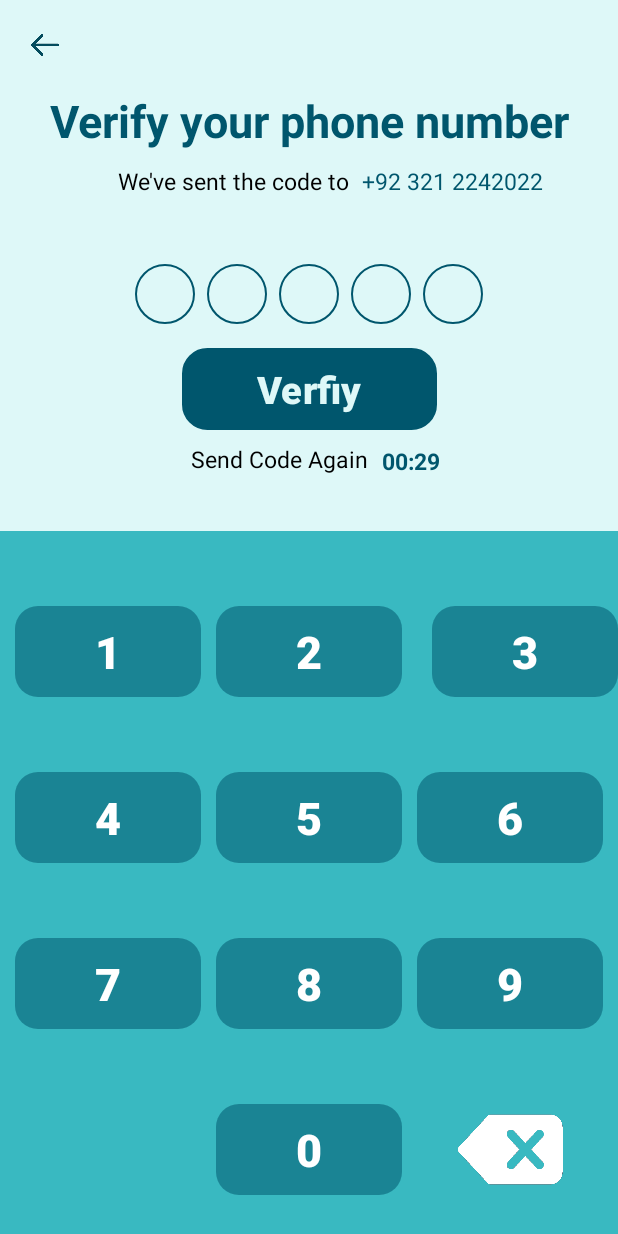
After one commit to Arham331/i210441, an Android app: the MainActivity4 screen opened directly, with no data from a screen before it, on a phone screen of 412 x 824 dp. The commit adds this screen. Run offline under Robolectric (Android 15) with nearby library versions, the phone set to English and light mode, and no system bars.

Commit message:
4th Commit
I was able to get the verification Page working.

```diff
--- a/app/src/main/AndroidManifest.xml
+++ b/app/src/main/AndroidManifest.xml
@@ -12,6 +12,12 @@
         android:supportsRtl="true"
         android:theme="@style/Theme.I210441"
         tools:targetApi="31">
+        <activity
+            android:name=".MainActivity5"
+            android:exported="false" />
+        <activity
+            android:name=".MainActivity4"
+            android:exported="false" />
         <activity
             android:name=".MainActivity3"
             android:exported="false" />
--- a/app/src/main/java/com/arhammalik/i210441/MainActivity3.kt
+++ b/app/src/main/java/com/arhammalik/i210441/MainActivity3.kt
@@ -25,7 +25,13 @@ class MainActivity3 : AppCompatActivity()
 
     fun LoginButton(view: View)
     {
-
+        handler = Handler()
+        handler.postDelayed(
+            {
+                val intent = Intent(this@MainActivity3, MainActivity4::class.java)
+                startActivity(intent)
+                finish()
+            }, 0)
     }
 
     fun BackToLoginPage(view: View)
--- /dev/null
+++ b/app/src/main/java/com/arhammalik/i210441/MainActivity4.kt
@@ -0,0 +1,133 @@
+package com.arhammalik.i210441
+
+import android.content.Intent
+import android.os.Bundle
+import android.os.CountDownTimer
+import android.os.Handler
+import android.view.View
+import android.widget.Button
+import android.widget.TextView
+import androidx.appcompat.app.AppCompatActivity
+import java.util.Locale
+import android.widget.ImageView
+
+
+class MainActivity4 : AppCompatActivity()
+{
+    private lateinit var handler: Handler
+    private var countDownTimer: CountDownTimer? = null
+    private var timerTextView: TextView? = null
+    private var timeLeftInMillis: Long = 30000 // 30 seconds
+    private lateinit var noCircles: Array<ImageView>
+    private var index = 0
+
+    override fun onCreate(savedInstanceState: Bundle?)
+    {
+        super.onCreate(savedInstanceState)
+        setContentView(R.layout.activity_main4)
+
+        //Timer
+        timerTextView = findViewById(R.id.timerTextView);
+        startTimer();
+
+        //stuff that appears in those small circles
+        noCircles = arrayOf( findViewById(R.id.C1), findViewById(R.id.C2), findViewById(R.id.C3), findViewById(R.id.C4), findViewById(R.id.C5)
+        )
+
+        findViewById<Button>(R.id.button0).setOnClickListener { updateNumber("0") }
+        findViewById<Button>(R.id.button1).setOnClickListener { updateNumber("1") }
+        findViewById<Button>(R.id.button2).setOnClickListener { updateNumber("2") }
+        findViewById<Button>(R.id.button3).setOnClickListener { updateNumber("3") }
+        findViewById<Button>(R.id.button4).setOnClickListener { updateNumber("4") }
+        findViewById<Button>(R.id.button5).setOnClickListener { updateNumber("5") }
+        findViewById<Button>(R.id.button6).setOnClickListener { updateNumber("6") }
+        findViewById<Button>(R.id.button7).setOnClickListener { updateNumber("7") }
+        findViewById<Button>(R.id.button8).setOnClickListener { updateNumber("8") }
+        findViewById<Button>(R.id.button9).setOnClickListener { updateNumber("9") }
+        findViewById<ImageView>(R.id.delete).setOnClickListener { deleteNumber() }
+    }
+
+    private fun updateNumber(n: String)
+    {
+        if(index < noCircles.size)
+        {
+            noCircles[index].setImageResource(getNumberDrawable(n))
+            index += 1
+        }
+    }
+
+    private fun deleteNumber()
+    {
+        if(index > 0)
+        {
+            index -= 1;
+            noCircles[index].setImageResource(R.drawable.circle_empty)
+        }
+    }
+
+    private fun getNumberDrawable(n: String): Int
+    {
+        return when (n)
+        {
+            "0" -> R.drawable.number_0
+            "1" -> R.drawable.number_0
+            "2" -> R.drawable.number_0
+            "3" -> R.drawable.number_0
+            "4" -> R.drawable.number_0
+            "5" -> R.drawable.number_0
+            "6" -> R.drawable.number_0
+            "7" -> R.drawable.number_0
+            "8" -> R.drawable.number_0
+            "9" -> R.drawable.number_0
+            else -> R.drawable.circle_empty
+        }
+    }
+
+    private fun startTimer()
+    {
+        countDownTimer = object : CountDownTimer(timeLeftInMillis, 1000) {
+            override fun onTick(millisUntilFinished: Long) {
+                timeLeftInMillis = millisUntilFinished
+                updateCountdownText()
+            }
+
+            override fun onFinish()
+            {
+                // Timer expires, restart the timer
+                timeLeftInMillis = 30000 // Reset time to 30 seconds
+                startTimer() // Restart the timer
+            }
+        }.start()
+    }
+
+    private fun updateCountdownText()
+    {
+        val seconds = (timeLeftInMillis / 1000).toInt() % 60
+        val minutes = (timeLeftInMillis / (1000 * 60) % 60).toInt()
+        val timeFormatted = String.format(Locale.getDefault(), "%02d:%02d", minutes, seconds)
+        timerTextView!!.text = timeFormatted
+    }
+
+
+    fun GoToDashboard(view: View)
+    {
+        handler = Handler()
+        handler.postDelayed(
+            {
+                val intent = Intent(this@MainActivity4, MainActivity5::class.java)
+                startActivity(intent)
+                finish()
+            }, 0)
+    }
+
+    fun ToRegistratioPage(view: View)
+    {
+        handler = Handler()
+        handler.postDelayed(
+            {
+                val intent = Intent(this@MainActivity4, MainActivity3::class.java)
+                startActivity(intent)
+                finish()
+            }, 0)
+    }
+}
--- /dev/null
+++ b/app/src/main/java/com/arhammalik/i210441/MainActivity5.kt
@@ -0,0 +1,11 @@
+package com.arhammalik.i210441
+
+import androidx.appcompat.app.AppCompatActivity
+import android.os.Bundle
+
+class MainActivity5 : AppCompatActivity() {
+    override fun onCreate(savedInstanceState: Bundle?) {
+        super.onCreate(savedInstanceState)
+        setContentView(R.layout.activity_main5)
+    }
+}
--- /dev/null
+++ b/app/src/main/res/drawable/button_outline.xml
@@ -0,0 +1,9 @@
+<!-- res/drawable/button_outline.xml -->
+<shape xmlns:android="http://schemas.android.com/apk/res/android"
+    android:shape="rectangle">
+    <solid android:color="@color/Dark" />
+    <stroke
+        android:width="2dp"
+    android:color="@color/Dark" />
+    <corners android:radius="16dp" />
+</shape>
--- /dev/null
+++ b/app/src/main/res/drawable/circle_empty.xml
@@ -0,0 +1,10 @@
+<shape xmlns:android="http://schemas.android.com/apk/res/android"
+    android:shape="oval">
+    <solid android:color="@android:color/transparent" /> <!-- Transparent color for the circle -->
+    <stroke
+        android:width=".25dp"
+    android:color="@color/Dark" />
+    <size
+        android:width="20dp"
+    android:height="20dp" />
+</shape>
--- /dev/null
+++ b/app/src/main/res/drawable/keypad_style.xml
@@ -0,0 +1,5 @@
+<shape xmlns:android="http://schemas.android.com/apk/res/android"
+    android:shape="rectangle">
+    <corners android:radius="15dp" />
+    <solid android:color="#88FFFFFF" />
+</shape>
--- /dev/null
+++ b/app/src/main/res/drawable/number_0.xml
@@ -0,0 +1,4 @@
+<shape xmlns:android="http://schemas.android.com/apk/res/android"
+    android:shape="oval">
+    <solid android:color="@color/Dark" />
+</shape>
--- /dev/null
+++ b/app/src/main/res/layout/activity_main4.xml
@@ -0,0 +1,308 @@
+<?xml version="1.0" encoding="utf-8"?>
+<androidx.constraintlayout.widget.ConstraintLayout xmlns:android="http://schemas.android.com/apk/res/android"
+    xmlns:app="http://schemas.android.com/apk/res-auto"
+    xmlns:tools="http://schemas.android.com/tools"
+    android:layout_width="match_parent"
+    android:layout_height="match_parent"
+    tools:context=".MainActivity4"
+    android:background="@color/BackColor">
+
+    <ImageView
+        android:id="@+id/imageView2"
+        android:layout_width="20dp"
+        android:layout_height="20dp"
+        android:layout_marginLeft="20dp"
+        android:layout_marginTop="20dp"
+        android:onClick="ToRegistratioPage"
+        android:src="@drawable/backarrow"
+        app:layout_constraintStart_toStartOf="parent"
+        app:layout_constraintTop_toTopOf="parent" />
+
+    <TextView
+        android:id="@+id/textView5"
+        android:layout_width="wrap_content"
+        android:layout_height="50dp"
+        android:layout_marginTop="60dp"
+        android:text="Verify your phone number"
+        android:textColor="@color/Dark"
+        android:textSize="30sp"
+        android:textStyle="bold"
+        app:layout_constraintEnd_toEndOf="parent"
+        app:layout_constraintStart_toStartOf="parent"
+        app:layout_constraintTop_toTopOf="parent" />
+
+    <TextView
+        android:layout_width="wrap_content"
+        android:layout_height="50dp"
+        android:layout_marginTop="110dp"
+        android:layout_marginLeft="70dp"
+        android:text="We've sent the code to"
+        android:textColor="@color/black"
+        android:textSize="15sp"
+        app:layout_constraintEnd_toStartOf="@+id/textView4"
+        app:layout_constraintStart_toStartOf="parent"
+        app:layout_constraintTop_toTopOf="parent" />
+
+    <TextView
+        android:id="@+id/textView4"
+        android:layout_width="wrap_content"
+        android:layout_height="50dp"
+        android:text="+92 321 2242022"
+        android:textColor="@color/Dark"
+        android:textSize="15sp"
+        android:layout_marginTop="110dp"
+        android:layout_marginRight="50dp"
+        app:layout_constraintEnd_toEndOf="parent"
+        app:layout_constraintTop_toTopOf="parent" />
+
+    <LinearLayout
+        android:id="@+id/linearLayout"
+        android:layout_width="wrap_content"
+        android:layout_height="wrap_content"
+        android:layout_marginTop="16dp"
+        android:orientation="horizontal"
+        app:layout_constraintEnd_toEndOf="parent"
+        app:layout_constraintStart_toStartOf="parent"
+        app:layout_constraintTop_toBottomOf="@id/textView4">
+
+        <!-- 5 circles for number display -->
+        <ImageView
+            android:id="@+id/C1"
+            android:layout_width="40dp"
+            android:layout_height="40dp"
+            android:layout_marginEnd="8dp"
+            android:src="@drawable/circle_empty" />
+
+        <ImageView
+            android:id="@+id/C2"
+            android:layout_width="40dp"
+            android:layout_height="40dp"
+            android:layout_marginEnd="8dp"
+            android:src="@drawable/circle_empty" />
+
+        <ImageView
+            android:id="@+id/C3"
+            android:layout_width="40dp"
+            android:layout_height="40dp"
+            android:layout_marginEnd="8dp"
+            android:src="@drawable/circle_empty" />
+
+        <ImageView
+            android:id="@+id/C4"
+            android:layout_width="40dp"
+            android:layout_height="40dp"
+            android:layout_marginEnd="8dp"
+            android:src="@drawable/circle_empty" />
+
+        <ImageView
+            android:id="@+id/C5"
+            android:layout_width="40dp"
+            android:layout_height="40dp"
+            android:src="@drawable/circle_empty" />
+    </LinearLayout>
+
+    <Button
+        android:id="@+id/verfy"
+        android:layout_width="170dp"
+        android:layout_height="wrap_content"
+        android:layout_marginTop="16dp"
+        android:background="@drawable/button_outline"
+        android:onClick="GoToDashboard"
+        android:text="Verfiy"
+        android:textColor="@color/BackColor"
+        android:textSize="25dp"
+        android:textStyle="bold"
+        app:layout_constraintEnd_toEndOf="parent"
+        app:layout_constraintStart_toStartOf="parent"
+        app:layout_constraintTop_toBottomOf="@+id/linearLayout" />
+
+    <TextView
+        android:id="@+id/textView6"
+        android:layout_width="wrap_content"
+        android:layout_height="wrap_content"
+        android:layout_centerInParent="true"
+        android:layout_marginBottom="-30dp"
+        android:layout_marginRight="40dp"
+        android:text="Send Code Again"
+        android:textColor="@android:color/black"
+        android:textSize="15sp"
+        app:layout_constraintBottom_toBottomOf="@+id/verfy"
+        app:layout_constraintEnd_toEndOf="@+id/verfy"
+        app:layout_constraintStart_toStartOf="@+id/verfy" />
+
+    <TextView
+        android:id="@+id/timerTextView"
+        android:layout_width="wrap_content"
+        android:layout_height="wrap_content"
+        android:layout_centerInParent="true"
+        android:layout_marginTop="10dp"
+        android:layout_marginRight="110dp"
+        android:text="00:30"
+        android:textStyle="bold"
+        android:textColor="@color/Dark"
+        android:textSize="15sp"
+        app:layout_constraintEnd_toEndOf="parent"
+        app:layout_constraintStart_toEndOf="@+id/textView6"
+        app:layout_constraintTop_toBottomOf="@+id/verfy" />
+
+    <GridLayout
+        android:id="@+id/gridLayout"
+        android:layout_width="match_parent"
+        android:layout_height="470dp"
+        android:background="@color/DesignColor"
+        android:columnCount="3"
+        android:rowCount="4"
+        app:layout_constraintBottom_toBottomOf="parent"
+        app:layout_constraintEnd_toEndOf="parent"
+        app:layout_constraintStart_toStartOf="parent">
+
+
+        <Button
+            android:id="@+id/button1"
+            android:background="@drawable/keypad_style"
+            android:layout_marginTop="50dp"
+            android:layout_width="0dp"
+            android:layout_marginLeft="10dp"
+            android:layout_marginRight="10dp"
+            android:layout_height="wrap_content"
+            android:textSize="30sp"
+            android:textStyle="bold"
+            android:layout_columnWeight="1"
+            android:text="1" />
+
+        <Button
+            android:id="@+id/button2"
+            android:layout_marginTop="50dp"
+            android:layout_width="0dp"
+            android:layout_marginRight="10dp"
+            android:textSize="30sp"
+            android:background="@drawable/keypad_style"
+            android:textStyle="bold"
+            android:layout_height="wrap_content"
+            android:layout_columnWeight="1"
+            android:text="2" />
+
+        <Button
+            android:id="@+id/button3"
+            android:layout_marginTop="50dp"
+            android:layout_marginLeft="10dp"
+            android:layout_width="0dp"
+            android:layout_height="wrap_content"
+            android:layout_columnWeight="1"
+            android:textSize="30sp"
+            android:textStyle="bold"
+            android:background="@drawable/keypad_style"
+            android:text="3" />
+
+        <Button
+            android:id="@+id/button4"
+            android:background="@drawable/keypad_style"
+            android:layout_marginTop="50dp"
+            android:layout_width="0dp"
+            android:layout_marginLeft="10dp"
+            android:layout_marginRight="10dp"
+            android:layout_height="wrap_content"
+            android:textSize="30sp"
+            android:textStyle="bold"
+            android:layout_columnWeight="1"
+            android:text="4" />
+
+        <Button
+            android:id="@+id/button5"
+            android:layout_marginTop="50dp"
+            android:layout_width="0dp"
+            android:layout_marginRight="10dp"
+            android:textSize="30sp"
+            android:background="@drawable/keypad_style"
+            android:textStyle="bold"
+            android:layout_height="wrap_content"
+            android:layout_columnWeight="1"
+            android:text="5" />
+
+        <Button
+            android:id="@+id/button6"
+            android:layout_marginTop="50dp"
+            android:layout_width="0dp"
+            android:layout_marginRight="10dp"
+            android:textSize="30sp"
+            android:background="@drawable/keypad_style"
+            android:textStyle="bold"
+            android:layout_height="wrap_content"
+            android:layout_columnWeight="1"
+            android:text="6" />
+
+        <Button
+            android:id="@+id/button7"
+            android:background="@drawable/keypad_style"
+            android:layout_marginTop="50dp"
+            android:layout_width="0dp"
+            android:layout_marginLeft="10dp"
+            android:layout_marginRight="10dp"
+            android:layout_height="wrap_content"
+            android:textSize="30sp"
+            android:textStyle="bold"
+            android:layout_columnWeight="1"
+            android:text="7" />
+
+        <Button
+            android:id="@+id/button8"
+            android:layout_marginTop="50dp"
+            android:layout_width="0dp"
+            android:layout_marginRight="10dp"
+            android:textSize="30sp"
+            android:background="@drawable/keypad_style"
+            android:textStyle="bold"
+            android:layout_height="wrap_content"
+            android:layout_columnWeight="1"
+            android:text="8" />
+
+        <Button
+            android:id="@+id/button9"
+            android:layout_marginTop="50dp"
+            android:layout_width="0dp"
+            android:layout_marginRight="10dp"
+            android:textSize="30sp"
+            android:background="@drawable/keypad_style"
+            android:textStyle="bold"
+            android:layout_height="wrap_content"
+            android:layout_columnWeight="1"
+            android:text="9" />
+
+        <Button
+            android:background="@android:color/transparent"
+            android:layout_marginTop="50dp"
+            android:layout_width="0dp"
+            android:layout_marginLeft="10dp"
+            android:layout_marginRight="10dp"
+            android:layout_height="wrap_content"
+            android:textSize="30sp"
+            android:textStyle="bold"
+            android:layout_columnWeight="1" />
+
+        <Button
+            android:id="@+id/button0"
+            android:layout_marginTop="50dp"
+            android:layout_width="0dp"
+            android:layout_marginRight="10dp"
+            android:textSize="30sp"
+            android:background="@drawable/keypad_style"
+            android:textStyle="bold"
+            android:layout_height="wrap_content"
+            android:layout_columnWeight="1"
+            android:text="0" />
+
+        <ImageView
+            android:id="@+id/delete"
+            android:layout_marginTop="45dp"
+            android:layout_width="0dp"
+            android:layout_marginRight="10dp"
+            android:textSize="30sp"
+            android:textStyle="bold"
+            android:layout_height="70dp"
+            android:layout_columnWeight="1"
+            android:src="@drawable/delete_icon" />
+    </GridLayout>
+
+
+
+</androidx.constraintlayout.widget.ConstraintLayout>
--- /dev/null
+++ b/app/src/main/res/layout/activity_main5.xml
@@ -0,0 +1,9 @@
+<?xml version="1.0" encoding="utf-8"?>
+<androidx.constraintlayout.widget.ConstraintLayout xmlns:android="http://schemas.android.com/apk/res/android"
+    xmlns:app="http://schemas.android.com/apk/res-auto"
+    xmlns:tools="http://schemas.android.com/tools"
+    android:layout_width="match_parent"
+    android:layout_height="match_parent"
+    tools:context=".MainActivity5">
+
+</androidx.constraintlayout.widget.ConstraintLayout>
--- a/app/src/main/res/values-night/themes.xml
+++ b/app/src/main/res/values-night/themes.xml
@@ -2,6 +2,6 @@
     <!-- Base application theme. -->
     <style name="Base.Theme.I210441" parent="Theme.Material3.DayNight.NoActionBar">
         <!-- Customize your dark theme here. -->
-        <!-- <item name="colorPrimary">@color/my_dark_primary</item> -->
+        <item name="colorPrimary">@color/OffWhite</item>
     </style>
 </resources>
--- a/app/src/main/res/values/themes.xml
+++ b/app/src/main/res/values/themes.xml
@@ -2,7 +2,7 @@
     <!-- Base application theme. -->
     <style name="Base.Theme.I210441" parent="Theme.Material3.DayNight.NoActionBar">
         <!-- Customize your light theme here. -->
-        <!-- <item name="colorPrimary">@color/my_light_primary</item> -->
+        <item name="colorPrimary">@color/Dark</item>
     </style>
 
     <style name="Theme.I210441" parent="Base.Theme.I210441" />
```
Also changed, not shown: app/src/main/res/drawable/backarrow.png (added), app/src/main/res/drawable/delete_icon.png (added).
